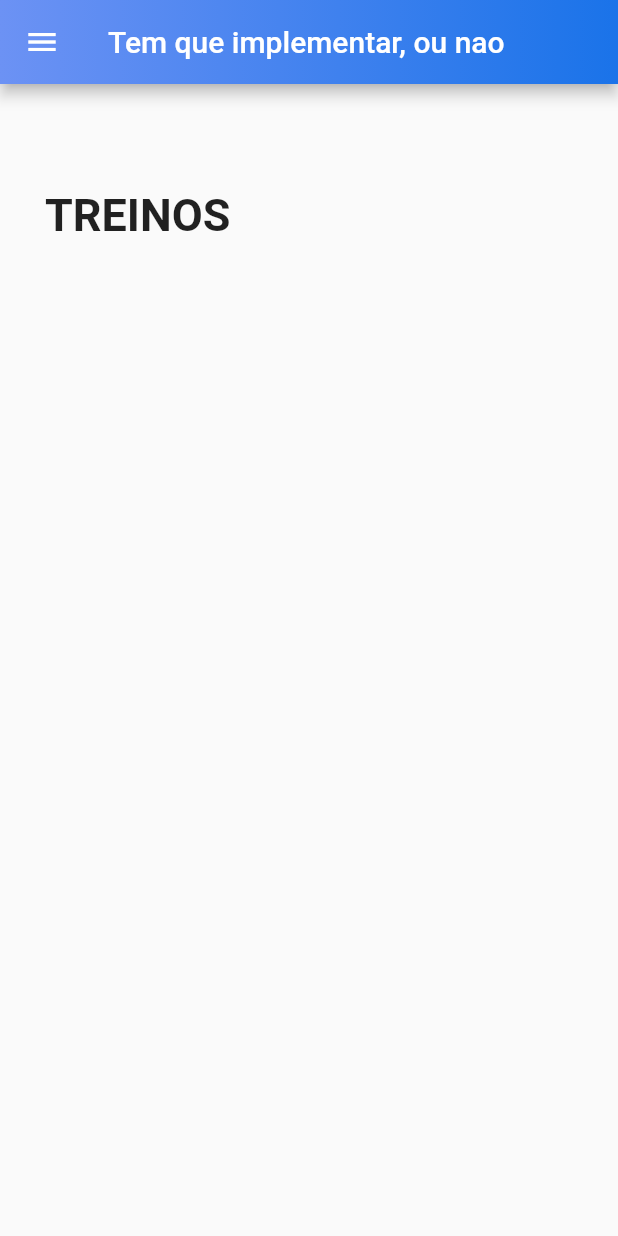
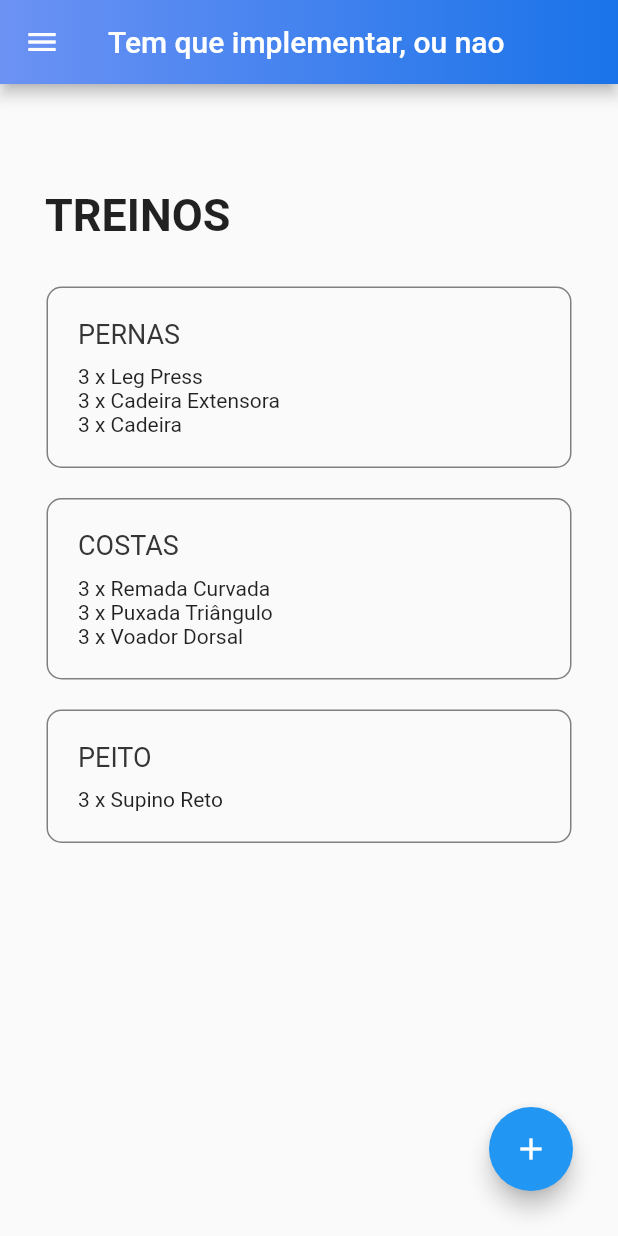
Before and after one commit to Felpezs/Gym-App, a Flutter app: the screen it shows after launch, on a phone screen of 412 x 824 dp. Run offline on Flutter 3.47's test engine with Material 2 defaults, Android fonts, the phone set to English and light mode, and no system bars.

Commit message:
Tela Treinos

```diff
--- a/lib/controller/listaExercicios.dart
+++ b/lib/controller/listaExercicios.dart
@@ -7,7 +7,7 @@ class ExercicioIsolado {
   ExercicioIsolado(this.nomeExercicio, this.categoriaExercicio);
 }
 
-Widget iconeExercicio(BuildContext context, ExercicioIsolado exercicioIsolado) {
+Widget iconeExercicio(ExercicioIsolado exercicioIsolado) {
   return Tab(
     icon: Image.asset(
       imagemCategoria(exercicioIsolado),
--- a/lib/view/tela_exercicios/screenListaExercicios.dart
+++ b/lib/view/tela_exercicios/screenListaExercicios.dart
@@ -69,7 +69,7 @@ class itemExercicio extends StatelessWidget {
   Widget build(BuildContext context) {
     return Card(
       child: ListTile(
-        leading: iconeExercicio(context, _exercicioIsolado),
+        leading: iconeExercicio(_exercicioIsolado),
         title: Text(_exercicioIsolado.nomeExercicio.toString()),
       ),
     );
--- a/lib/view/tela_exercicios/screenTreinos.dart
+++ b/lib/view/tela_exercicios/screenTreinos.dart
@@ -1,6 +1,7 @@
 import 'package:flutter/material.dart';
 import '../../widgets/appBarWidget.dart';
 import '../../widgets/drawerWidget.dart';
+import '../../widgets/cardTreinoWidget.dart';
 
 class ScreenTreinos extends StatelessWidget{
   const ScreenTreinos({Key? key}) : super(key: key);
@@ -10,8 +11,9 @@ class ScreenTreinos extends StatelessWidget{
     return Scaffold(
       appBar: MyAppBar(context),
       drawer: const MyDrawer(),
-      body: Align(
-        child: Column(
+      body: Stack(
+        children: [
+          Column(
             children: [
               const Align(
                 alignment: Alignment.centerLeft,
@@ -26,9 +28,34 @@ class ScreenTreinos extends StatelessWidget{
                   ),
                 ),
               ),
+              CardWidget(nomeTreino: "PERNAS", exercicioRep: const [
+                    "3 x Leg Press",
+                    "3 x Cadeira Extensora",
+                    "3 x Cadeira"
+              ]),
+              CardWidget(nomeTreino: "COSTAS", exercicioRep: const [
+                    "3 x Remada Curvada",
+                    "3 x Puxada Triângulo",
+                    "3 x Voador Dorsal"
+              ]),
+              CardWidget(nomeTreino: "PEITO", exercicioRep: const [
+                    "3 x Supino Reto",
+              ])
             ]
-        )
           ),
+          Align(
+            alignment: Alignment.bottomRight,
+            child: Padding(
+              padding: EdgeInsets.only(right: 30, bottom: 30),
+              child: FloatingActionButton(
+                backgroundColor: Colors.blue,
+                child: const Icon(Icons.add),
+                onPressed: (() {
+                }),
+                     ),
+            ),
+          ),
+      ])
     );
   }
 }
--- a/lib/widgets/cardTreinoWidget.dart
+++ b/lib/widgets/cardTreinoWidget.dart
@@ -1,58 +1,54 @@
 import 'package:flutter/material.dart';
 
-class CardTreino extends StatelessWidget{
-  const CardTreino({Key? key}) : super(key: key);
+class CardWidget extends StatelessWidget{
+  final String nomeTreino;
+  final List<String> exercicioRep;
+
+  CardWidget({
+    required this.nomeTreino,
+    required this.exercicioRep,
+  });
 
   @override
   Widget build(BuildContext context){
-    return InkWell(
-              borderRadius: BorderRadius.all(Radius.circular(10)),
+    return Padding(
+      padding: const EdgeInsets.only(bottom: 20),
+      child: InkWell(
+                borderRadius: const BorderRadius.all(Radius.circular(10)),
                 onTap: () {
                   Navigator.pushNamed(context, "/treinos/exercicios_treino");
                 },
                 child: Container(
                   width: 350,
                   decoration: BoxDecoration(
-                  border: Border.all(color: Color.fromRGBO(128, 128, 128, 100)),
-                  borderRadius: BorderRadius.all(Radius.circular(10))
+                    border: Border.all(color: const Color.fromRGBO(128, 128, 128, 100)),
+                    borderRadius: const BorderRadius.all(Radius.circular(10))
                   ),
                   child: Padding(
                     padding: const EdgeInsets.all(20),
                     child: Column(
                       crossAxisAlignment: CrossAxisAlignment.start,
-                    children: const [
+                      children: [
                         Padding(
-                        padding: EdgeInsets.only(bottom: 10.0),
+                          padding: const EdgeInsets.only(bottom: 10.0),
                           child: Text(
-                          "PERNAS",
-                          style: TextStyle(
+                            nomeTreino,
+                            style: const TextStyle(
                               color: Color.fromRGBO(53, 53, 53, 100),
                               fontSize: 18
                             ),
                           ),
                         ),
+                        for (String exercicio in exercicioRep)
                           Text(
-                        "3 x Leg Press",
-                        style: TextStyle(
-                          fontSize: 14
-                        )
+                            exercicio,
+                            style: const TextStyle(fontSize: 14),
                           ),
-                      Text(
-                        "3 x Cadeira Extensora",
-                        style: TextStyle(
-                          fontSize: 14
-                        )
-                      ),
-                      Text(
-                        "3 x Cadeira Flexora",
-                        style: TextStyle(
-                          fontSize: 14
-                        ),
-                      )
                       ],
                       ),
                   )
                   ),
+                ),
     );
   }
 }
```
Also changed, not shown: lib/model/exercicio.dart (added, +24 -0 lines), lib/model/serie.dart (added, +24 -0 lines), lib/model/treino.dart (added, +15 -0 lines). Lines whose indentation alone changed are shown as unchanged.
